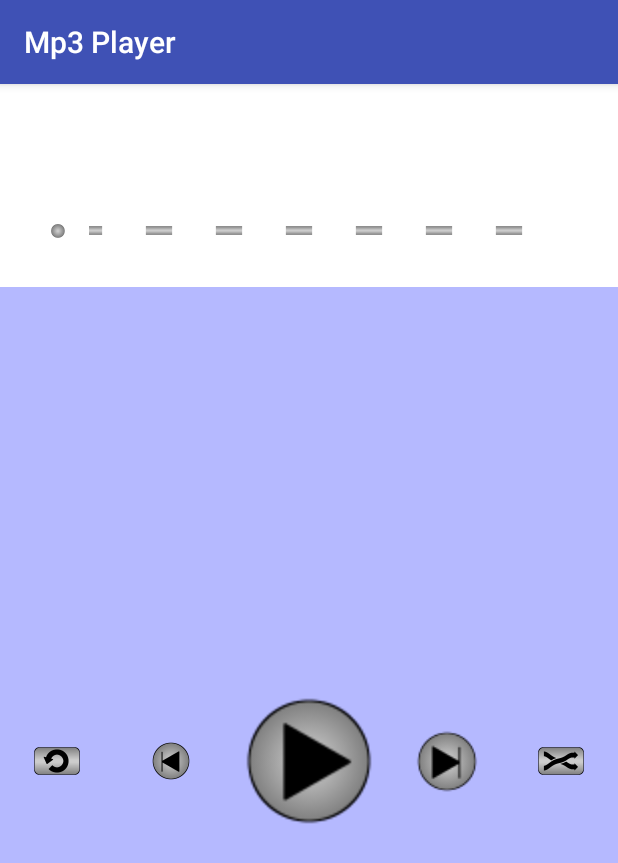
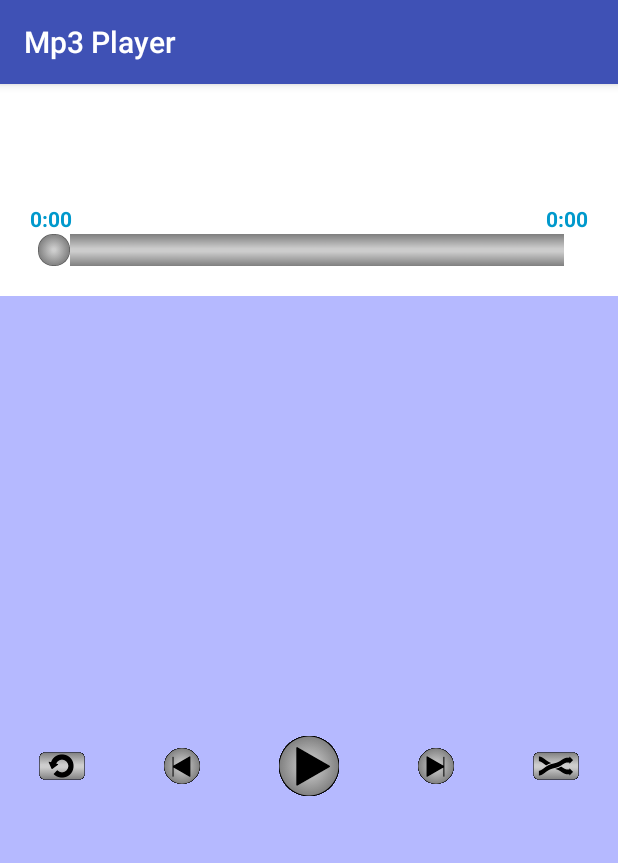
Before and after one commit to szocs08/Mp3Player, an Android app: the screen it shows after launch (MainActivity), on a phone screen of 412 x 824 dp. Shown: the top 863 px of the screen. Run offline under Robolectric (Android 15) with nearby library versions, the phone set to English and light mode, and no system bars.

Commit message:
seekbar javítva

```diff
--- a/app/src/main/res/drawable-hdpi/seekbar_progress.xml
+++ b/app/src/main/res/drawable-hdpi/seekbar_progress.xml
@@ -1,9 +1,9 @@
 <?xml version="1.0" encoding="utf-8"?>
 <layer-list xmlns:android="http://schemas.android.com/apk/res/android">
- <item android:id="@android:id/background">
-     <bitmap android:src="@drawable/seek_bg"
+ <item android:id="@android:id/background"
+        android:drawable="@drawable/seek_bg"
          android:dither="true"/>
- </item>
+
     <item android:id="@android:id/secondaryProgress">
         <clip>
             <shape>
--- a/app/src/main/res/drawable-hdpi/seekbar_progress_background.xml
+++ b/app/src/main/res/drawable-hdpi/seekbar_progress_background.xml
@@ -8,7 +8,7 @@
             android:antialias="true"
             android:dither="false"
             android:filter="false"
-            android:gravity="left"/>
+            android:gravity="start"/>
     </clip>
 </item>
 </layer-list>
--- a/app/src/main/res/layout/player_layout.xml
+++ b/app/src/main/res/layout/player_layout.xml
@@ -78,7 +78,8 @@
             android:layout_weight="1"
             android:textColor="@android:color/holo_blue_dark"
             android:textStyle="bold"
-            android:gravity="start" />
+            android:gravity="start"
+            android:text="0:00" />
 
         <TextView
             android:layout_width="match_parent"
@@ -87,22 +88,24 @@
             android:layout_weight="1"
             android:gravity="end"
             android:textColor="@android:color/holo_blue_dark"
-            android:textStyle="bold" />
+            android:textStyle="bold"
+            android:text="0:00" />
     </LinearLayout>
 
     <!-- Seekbar -->
     <SeekBar
         android:id="@+id/seek_bar"
         android:layout_width="match_parent"
-        android:layout_height="wrap_content"
         android:layout_marginLeft="20dp"
         android:layout_marginRight="20dp"
         android:layout_marginBottom="20dp"
         android:layout_below="@id/song_thumbnail"
         android:thumb="@drawable/seek_button_layout"
         android:progressDrawable="@drawable/seekbar_progress"
-        android:paddingEnd="@dimen/activity_horizontal_margin"
-        android:paddingStart="@dimen/activity_horizontal_margin" />
+        android:layout_marginTop="20dp"
+        android:layout_height="wrap_content"
+        android:layout_centerVertical="false"
+        android:layout_centerHorizontal="true" />
 
     <LinearLayout
         android:orientation="horizontal"
@@ -121,8 +124,7 @@
             android:id="@+id/repeat_button"
             android:layout_weight="1"
             android:background="@null"
-            android:contentDescription=""
-            android:scaleType="fitCenter" />
+            android:contentDescription="" />
 
         <ImageButton
             android:layout_width="wrap_content"
@@ -130,8 +132,7 @@
             app:srcCompat="@drawable/previous_button"
             android:id="@+id/previous_buton"
             android:layout_weight="1"
-            android:background="@null"
-            android:scaleType="fitCenter" />
+            android:background="@null" />
 
         <ImageButton
             android:layout_width="wrap_content"
@@ -139,10 +140,7 @@
             app:srcCompat="@drawable/play_button"
             android:id="@+id/play_button"
             android:layout_weight="1"
-            android:background="@null"
-            android:scaleX="2"
-            android:scaleY="2"
-            android:scaleType="fitCenter" />
+            android:background="@null" />
 
         <ImageButton
             android:layout_width="wrap_content"
@@ -151,7 +149,6 @@
             android:id="@+id/next_button"
             android:layout_weight="1"
             android:background="@null"
-            android:scaleType="fitCenter"
             android:adjustViewBounds="true" />
 
         <ImageButton
@@ -160,8 +157,7 @@
             app:srcCompat="@drawable/random_button"
             android:id="@+id/random_button"
             android:layout_weight="1"
-            android:background="@null"
-            android:scaleType="fitCenter" />
+            android:background="@null" />
 
     </LinearLayout>
 
```
Also changed, not shown: app/src/main/res/drawable-hdpi/next.png, app/src/main/res/drawable-hdpi/next_pressed.png, app/src/main/res/drawable-hdpi/pause.png, app/src/main/res/drawable-hdpi/pause_pressed.png, app/src/main/res/drawable-hdpi/play.png, app/src/main/res/drawable-hdpi/play_pressed.png, app/src/main/res/drawable-hdpi/previous.png, app/src/main/res/drawable-hdpi/previous_pressed.png, app/src/main/res/drawable-hdpi/random.png, app/src/main/res/drawable-hdpi/random_pressed.png, app/src/main/res/drawable-hdpi/repeat.png, app/src/main/res/drawable-hdpi/repeat_pressed.png, app/src/main/res/drawable-hdpi/seek_bar.png, app/src/main/res/drawable-hdpi/seek_bg.png, 2 more files.
